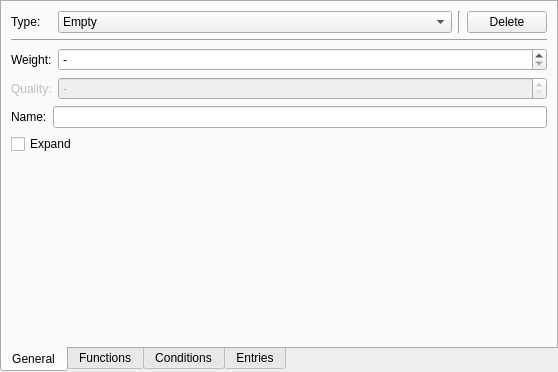
Old version of the form loottableentry.ui in the repository IoeCmcomc/MCDatapacker.
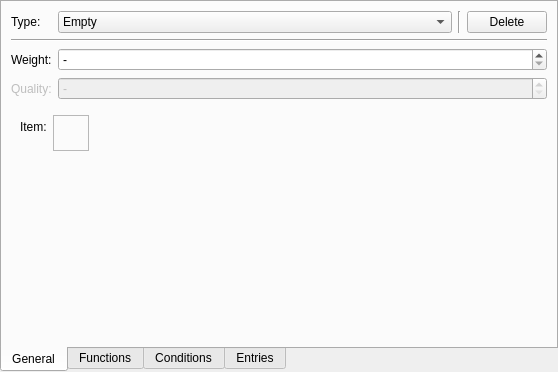
New version of the form. Custom widgets are drawn as their Qt base class.

What changed in the file:
```diff
--- a/loottableentry.ui
+++ b/loottableentry.ui
@@ -98,6 +98,39 @@
        <number>1</number>
       </property>
       <widget class="QWidget" name="empty"/>
+      <widget class="QWidget" name="page">
+       <layout class="QFormLayout" name="formLayout_3">
+        <item row="0" column="0">
+         <widget class="QLabel" name="label_4">
+          <property name="text">
+           <string>Item:</string>
+          </property>
+         </widget>
+        </item>
+        <item row="0" column="1">
+         <widget class="MCRInvSlot" name="itemSlot">
+          <property name="sizePolicy">
+           <sizepolicy hsizetype="Maximum" vsizetype="Maximum">
+            <horstretch>0</horstretch>
+            <verstretch>0</verstretch>
+           </sizepolicy>
+          </property>
+          <property name="minimumSize">
+           <size>
+            <width>36</width>
+            <height>36</height>
+           </size>
+          </property>
+          <property name="frameShape">
+           <enum>QFrame::StyledPanel</enum>
+          </property>
+          <property name="frameShadow">
+           <enum>QFrame::Sunken</enum>
+          </property>
+         </widget>
+        </item>
+       </layout>
+      </widget>
       <widget class="QWidget" name="withName">
        <layout class="QFormLayout" name="formLayout_2">
         <property name="leftMargin">
@@ -392,6 +425,12 @@
   </widget>
  </widget>
  <customwidgets>
+  <customwidget>
+   <class>MCRInvSlot</class>
+   <extends>QFrame</extends>
+   <header>mcrinvslot.h</header>
+   <container>1</container>
+  </customwidget>
   <customwidget>
    <class>TrueFalseBox</class>
    <extends>QCheckBox</extends>
```
